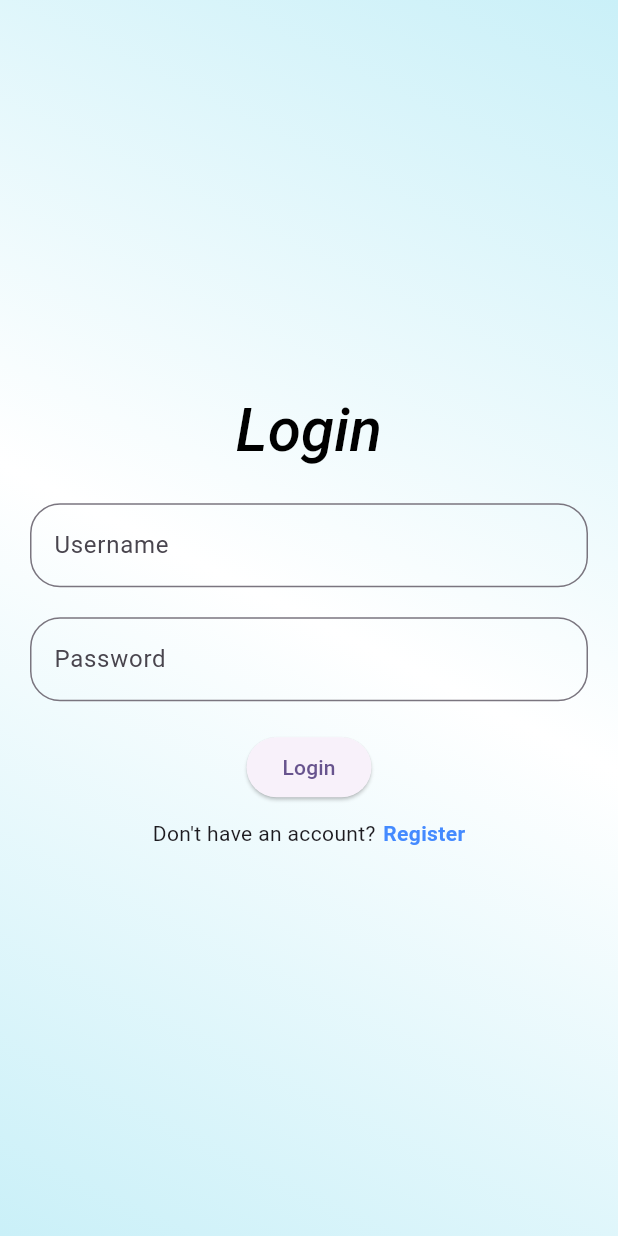
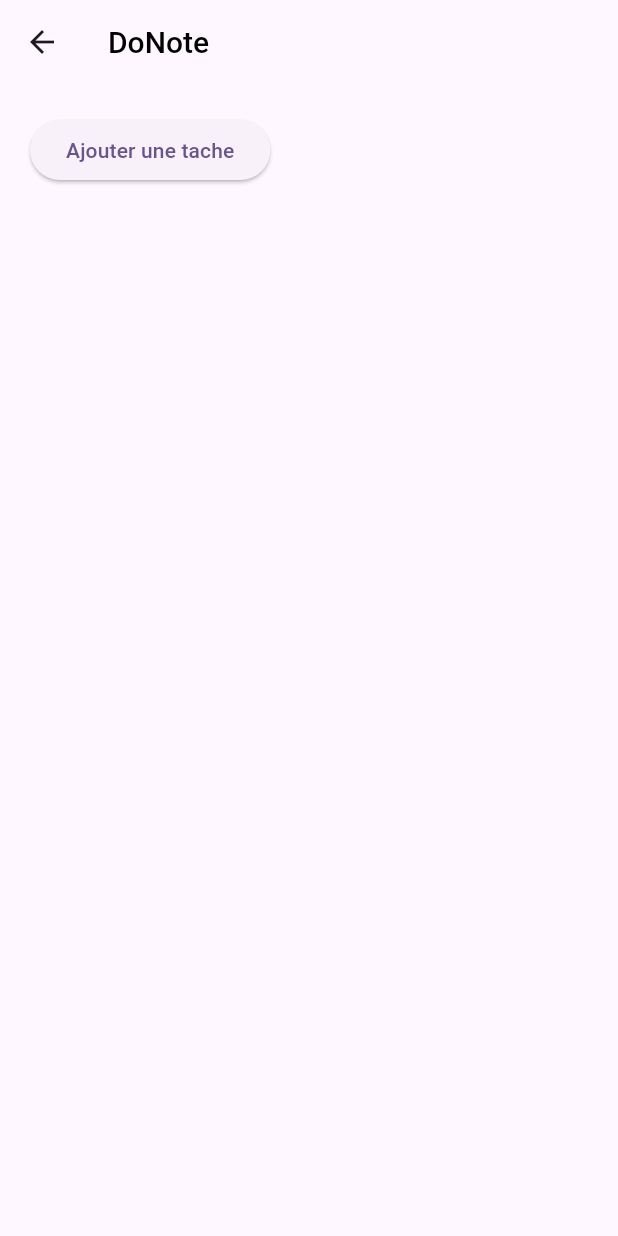
Before and after one commit to Rina-ui/To-Do-, a Flutter app: the screen it shows after launch, after a tap on "Login", on a phone screen of 412 x 824 dp. Run offline on Flutter 3.47's test engine with Material 3 defaults, Android fonts, the phone set to English and light mode, and no system bars; Roboto replaces fonts that are missing (Poppins).

Commit message:
quelques petites modifications

```diff
--- a/lib/screen/connexion.dart
+++ b/lib/screen/connexion.dart
@@ -1,4 +1,5 @@
 import 'package:flutter/material.dart';
+import 'package:todo_flutter_app/screen/home.dart';
 
 import 'inscription.dart';
 
@@ -72,7 +73,7 @@ class _ConnexionState extends State<Connexion> {
                       onPressed: () => {
                         Navigator.push(
                             context,
-                            MaterialPageRoute(builder: (context) => Connexion())
+                            MaterialPageRoute(builder: (context) => Home())
                         )
                       },
                       child: Text("Login")
--- a/lib/screen/home.dart
+++ b/lib/screen/home.dart
@@ -0,0 +1,43 @@
+import 'package:flutter/material.dart';
+
+class Home extends StatefulWidget {
+  const Home({super.key});
+
+  @override
+  State<Home> createState() => _HomeState();
+}
+
+class _HomeState extends State<Home> {
+  @override
+  Widget build(BuildContext context) {
+    return Scaffold(
+      appBar: AppBar(
+        title: Text('DoNote',
+          style: TextStyle(
+            fontSize: 20,
+            fontWeight: FontWeight.w500,
+            letterSpacing: 0,
+            color: Colors.black,
+            fontFamily: 'Poppins',
+          ),
+          ),
+      ),
+      body: Padding(
+          padding: EdgeInsets.all(20),
+        child: Column(
+          children: [
+            ElevatedButton(
+                onPressed: () => {
+                  Navigator.push(
+                      context,
+                      MaterialPageRoute(builder: (context) => Home())
+                  )
+                },
+                child: Text('Ajouter une tache')
+            )
+          ],
+        ),
+      )
+    );
+  }
+}
```
